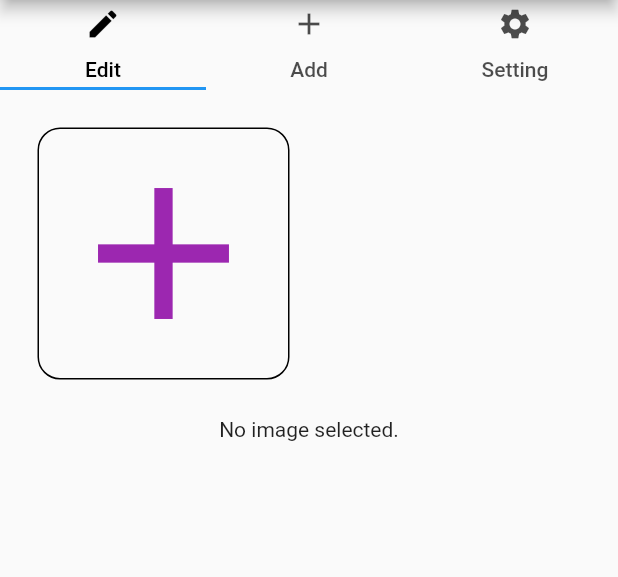
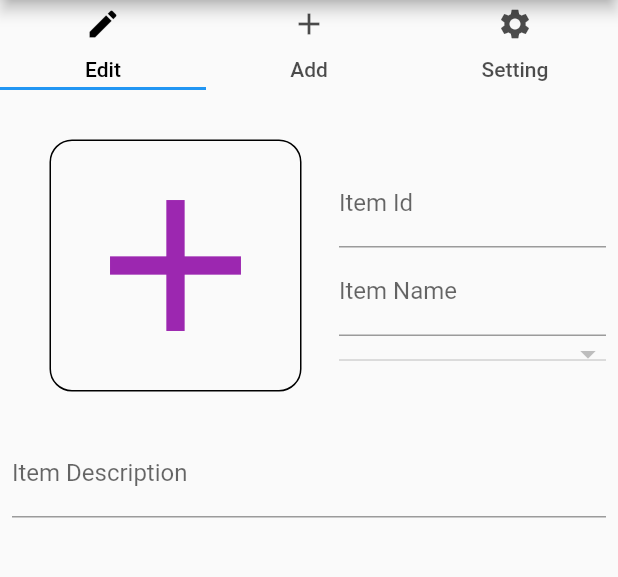
Before and after one commit to pratyushharsh/inv, a Flutter app: the ItemScreen screen opened directly, on a phone screen of 412 x 824 dp, the part 84-661 px from its top. Run offline on Flutter 3.47's test engine with Material 2 defaults, Android fonts, the phone set to English and light mode, and no system bars; our stand-ins replace bloc, equatable, flutter_bloc, flutter_image_compress, google_fonts, image_cropper and 2 more; accounts and stored records are empty.

Commit message:
Item Entity with bloc

```diff
--- /dev/null
+++ b/lib/bloc/item/bloc.dart
@@ -0,0 +1,3 @@
+export 'item_bloc.dart';
+export 'item_event.dart';
+export 'item_state.dart';
--- /dev/null
+++ b/lib/bloc/item/item_event.dart
@@ -0,0 +1,52 @@
+import 'package:equatable/equatable.dart';
+import 'package:inv/model/item.dart';
+import 'package:meta/meta.dart';
+
+@immutable
+abstract class ItemEvent extends Equatable {
+  const ItemEvent();
+
+  @override
+  List<Object> get props => [];
+}
+
+class ItemLoaded extends ItemEvent{}
+
+class ItemAdded extends ItemEvent {
+  final Item item;
+  ItemAdded({this.item});
+
+  @override
+  List<Object> get props => [item];
+
+  @override
+  String toString() {
+    return 'ItemAdded{item: $item}';
+  }
+}
+
+class ItemUpdated extends ItemEvent {
+  final Item item;
+  ItemUpdated({this.item});
+
+  @override
+  List<Object> get props => [item];
+
+  @override
+  String toString() {
+    return 'ItemUpdated{item: $item}';
+  }
+}
+
+class ItemDeleted extends ItemEvent {
+  final Item item;
+  ItemDeleted({this.item});
+
+  @override
+  List<Object> get props => [item];
+
+  @override
+  String toString() {
+    return 'ItemAdded{item: $item}';
+  }
+}
--- /dev/null
+++ b/lib/database/create_table.dart
@@ -0,0 +1,33 @@
+class DBCreate {
+  static String SQL = """
+
+CREATE TABLE ITEM_CATEGORY (
+    name        TEXT PRIMARY KEY NOT NULL,
+    description TEXT,
+    color       INTEGER
+);
+
+CREATE TABLE ITEM (
+    item_id  INTEGER PRIMARY KEY  NOT NULL,
+    name        TEXT,
+    description TEXT,
+    category TEXT DEFAULT NONE,
+    price REAL DEFAULT 0.0,
+    measure_required INTEGER DEFAULT 0,
+    non_inventory INTEGER DEFAULT 0,
+    dim_sys TEXT,
+    dim_1 REAL,
+    dim_2 REAL,
+    dim_3 REAL,
+    FOREIGN KEY(category) REFERENCES ITEM_CATEGORY(name) ON DELETE SET DEFAULT
+);
+
+CREATE TABLE ITEM_IMAGE (
+    item_id INTEGER,
+    sort INTEGER DEFAULT 10,
+    image_url TEXT,
+    FOREIGN KEY(item_id) REFERENCES ITEM(item_id) ON DELETE CASCADE
+);
+
+  """;
+}
--- /dev/null
+++ b/lib/entity/ItemEntity.dart
@@ -0,0 +1,55 @@
+class ItemEntity {
+  int itemId;
+  String name;
+  String description;
+  String category;
+  int price;
+  int measureRequired;
+  int nonInventory;
+  String dimSys;
+  int dim1;
+  int dim2;
+  int dim3;
+
+  ItemEntity({
+    this.itemId,
+    this.name,
+    this.description,
+    this.category,
+    this.price,
+    this.measureRequired,
+    this.nonInventory,
+    this.dimSys,
+    this.dim1,
+    this.dim2,
+    this.dim3,
+  });
+
+  factory ItemEntity.fromJson(Map<String, dynamic> json) => ItemEntity(
+    itemId: json["item_id"],
+    name: json["name"],
+    description: json["description"],
+    category: json["category"],
+    price: json["price"],
+    measureRequired: json["measure_required"],
+    nonInventory: json["non_inventory"],
+    dimSys: json["dim_sys"],
+    dim1: json["dim_1"],
+    dim2: json["dim_2"],
+    dim3: json["dim_3"],
+  );
+
+  Map<String, dynamic> toJson() => {
+    "item_id": itemId,
+    "name": name,
+    "description": description,
+    "category": category,
+    "price": price,
+    "measure_required": measureRequired,
+    "non_inventory": nonInventory,
+    "dim_sys": dimSys,
+    "dim_1": dim1,
+    "dim_2": dim2,
+    "dim_3": dim3,
+  };
+}
--- a/lib/entity/item_category_entity.dart
+++ b/lib/entity/item_category_entity.dart
@@ -1,25 +1,21 @@
 class ItemCategoryEntity {
-	int id;
 	String name;
 	String description;
 	int color;
 
 	ItemCategoryEntity({
-		this.id,
 		this.name,
 		this.description,
 		this.color,
 	});
 
 	factory ItemCategoryEntity.fromJson(Map<String, dynamic> json) => ItemCategoryEntity(
-		id: json["id"],
 		name: json["name"],
 		description: json["description"],
 		color: json["color"],
 	);
 
 	Map<String, dynamic> toJson() => {
-		"id": id,
 		"name": name,
 		"description": description,
 		"color": color,
--- /dev/null
+++ b/lib/model/item.dart
@@ -0,0 +1,102 @@
+import 'package:equatable/equatable.dart';
+import 'package:inv/entity/ItemEntity.dart';
+
+class Item extends Equatable {
+  int itemId;
+  String name;
+  String description;
+  String category;
+  int price;
+  int measureRequired;
+  int nonInventory;
+  String dimSys;
+  int dim1;
+  int dim2;
+  int dim3;
+
+  Item(
+      {this.itemId,
+      this.name,
+      this.description,
+      this.category,
+      this.price,
+      this.measureRequired,
+      this.nonInventory,
+      this.dimSys,
+      this.dim1,
+      this.dim2,
+      this.dim3});
+
+  Item copyWith(
+      {int itemId,
+      String name,
+      String description,
+      String category,
+      int price,
+      int measureRequired,
+      int nonInventory,
+      String dimSys,
+      int dim1,
+      int dim2,
+      int dim3}) {
+    return Item(
+      itemId: itemId ?? this.itemId,
+      name: name ?? this.name,
+      description: description ?? this.description,
+      category: category ?? this.category,
+      price: price ?? this.price,
+      measureRequired: measureRequired ?? this.measureRequired,
+      nonInventory: nonInventory ?? this.nonInventory,
+      dimSys: dimSys ?? this.dimSys,
+      dim1: dim1 ?? this.dim1,
+      dim2: dim2 ?? this.dim2,
+      dim3: dim3 ?? this.dim3,
+    );
+  }
+
+  @override
+  List<Object> get props => [
+        itemId,
+        name,
+        description,
+        category,
+        price,
+        measureRequired,
+        nonInventory,
+        dimSys,
+        dim1,
+        dim2,
+        dim3
+      ];
+
+  ItemEntity toEntity() {
+    return ItemEntity(
+        itemId: itemId,
+        name: name,
+        description: description,
+        category: category,
+        price: price,
+        measureRequired: measureRequired,
+        nonInventory: nonInventory,
+        dimSys: dimSys,
+        dim1: dim1,
+        dim2: dim2,
+        dim3: dim3);
+  }
+
+  static Item fromEntity(ItemEntity entity) {
+    return Item(
+      itemId: entity.itemId,
+      name: entity.name,
+      description: entity.description,
+      category: entity.category,
+      price: entity.price,
+      measureRequired: entity.measureRequired,
+      nonInventory: entity.nonInventory,
+      dimSys: entity.dimSys,
+      dim1: entity.dim1,
+      dim2: entity.dim2,
+      dim3: entity.dim3,
+    );
+  }
+}
--- a/lib/model/item_category.dart
+++ b/lib/model/item_category.dart
@@ -2,16 +2,14 @@ import 'package:equatable/equatable.dart';
 import 'package:inv/entity/item_category_entity.dart';
 
 class ItemCategory  extends Equatable{
-	int id;
   String name;
   String description;
   int color;
 
-	ItemCategory({this.id, this.name, this.description, this.color});
+	ItemCategory({ this.name, this.description, this.color});
 
 	ItemCategory copyWith({String name, String description, String color}) {
 		return ItemCategory(
-			id: this.id,
 			name: name ?? this.name,
 			description: description ?? this.description,
 			color: color ?? this.color
@@ -22,12 +20,11 @@ class ItemCategory  extends Equatable{
   List<Object> get props => [name, description, color];
 
 	ItemCategoryEntity toEntity() {
-		return ItemCategoryEntity(id: id, name: name, description: description, color: color);
+		return ItemCategoryEntity(name: name, description: description, color: color);
 	}
 
 	static ItemCategory fromEntity(ItemCategoryEntity entity) {
 		return ItemCategory(
-			id: entity.id,
 			name: entity.name,
 			description: entity.description,
 			color: entity.color
@@ -36,8 +33,6 @@ class ItemCategory  extends Equatable{
 
 	@override
 	String toString() {
-		return 'ItemCategory{id: $id, name: $name, description: $description, color: $color}';
+		return 'ItemCategory{name: $name, description: $description, color: $color}';
 	}
-
-
 }
--- a/lib/repository/item_repository.dart
+++ b/lib/repository/item_repository.dart
@@ -1,14 +1,14 @@
 import 'dart:async';
 import 'dart:core';
 
+import 'package:inv/entity/ItemEntity.dart';
 import 'package:inv/entity/item_category_entity.dart';
 import 'package:sqflite/sqflite.dart';
 
 class ItemRepository {
+
   final Database database;
   ItemRepository({this.database});
-
-  List<ItemCategoryEntity> item = [];
 
   Future<List<ItemCategoryEntity>> loadItemCategory() async {
     final List<Map<String, dynamic>> itmCategory = await database.query('ITEM_CATEGORY');
@@ -17,7 +17,7 @@ class ItemRepository {
     });
   }
 
-  Future<void> addItem(ItemCategoryEntity itm) async {
+  Future<void> addItemCategory(ItemCategoryEntity itm) async {
     await database.insert(
       'ITEM_CATEGORY',
       itm.toJson(),
@@ -25,21 +25,52 @@ class ItemRepository {
     );
   }
 
-  Future<void> updateItem(ItemCategoryEntity itm) async {
+  Future<void> updateItemCategory(ItemCategoryEntity itm) async {
     await database.update(
       'ITEM_CATEGORY',
       itm.toJson(),
-      where: "id = ?",
-      whereArgs: [itm.id],
+      where: "name = ?",
+      whereArgs: [itm.name],
     );
   }
 
-  Future<void> deleteItem(ItemCategoryEntity itm) async {
+  Future<void> deleteItemCategory(ItemCategoryEntity itm) async {
     await database.delete(
       'ITEM_CATEGORY',
-      where: "id = ?",
-      whereArgs: [itm.id]
+      where: "name = ?",
+      whereArgs: [itm.name]
     );
   }
 
+  Future<List<ItemEntity>> loadItems() async {
+    final List<Map<String, dynamic>> itm = await database.query('ITEM');
+    return List.generate(itm.length, (index) {
+      return ItemEntity.fromJson(itm[index]);
+    });
+  }
+
+  Future<List<ItemEntity>> addItem(ItemEntity itm) async {
+    database.insert(
+      'ITEM',
+      itm.toJson(),
+      conflictAlgorithm: ConflictAlgorithm.replace,
+    );
+  }
+
+  Future<void> updateItem(ItemEntity itm) async {
+    database.update(
+      'ITEM',
+      itm.toJson(),
+      where: "item_id = ?",
+      whereArgs: [itm.itemId],
+    );
+  }
+
+  Future<void> deleteItem(ItemEntity itm) async {
+    database.delete(
+      'ITEM',
+      where: "item_id = ?",
+      whereArgs: [itm.itemId],
+    );
+  }
 }
--- a/lib/screen/item_screen/tab1.dart
+++ b/lib/screen/item_screen/tab1.dart
@@ -1,7 +1,14 @@
 import 'dart:io';
 
+import 'package:flutter/cupertino.dart';
 import 'package:flutter/material.dart';
+import 'package:flutter_bloc/flutter_bloc.dart';
+import 'package:flutter_image_compress/flutter_image_compress.dart';
+import 'package:image_cropper/image_cropper.dart';
 import 'package:image_picker/image_picker.dart';
+import 'package:inv/bloc/item_category/bloc.dart';
+import 'package:inv/model/item_category.dart';
+import 'package:inv/repository/item_repository.dart';
 
 class ItemTabA extends StatefulWidget {
   @override
@@ -9,50 +16,168 @@ class ItemTabA extends StatefulWidget {
 }
 
 class _ItemTabAState extends State<ItemTabA> {
+  File _image;
+  ItemCategory _cat;
 
-  File _image;
+  TextEditingController _idController;
+  TextEditingController _nameController;
+  TextEditingController _descController;
 
-  Future getImage() async {
+//  @TODO Deleting the cached image created
+  Future getImage(ImageSource imgSrc) async {
     print('Opening camera');
-    var image = await ImagePicker.pickImage(source: ImageSource.camera);
+    var image = await ImagePicker.pickImage(source: imgSrc);
+    print(image.lengthSync());
+    File croppedImage = await ImageCropper.cropImage(
+      sourcePath: image.path,
+      aspectRatioPresets: [
+        CropAspectRatioPreset.square,
+      ],
+      maxHeight: 512,
+      compressQuality: 30,
+      cropStyle: CropStyle.rectangle,
+    );
+//    image.deleteSync();
 
+//    File result = await FlutterImageCompress.compressAndGetFile(
+//      croppedImage.path, croppedImage.path,
+//      quality: 50,
+//    );
+//    print(result.lengthSync());
     setState(() {
-      _image = image;
+      _image = croppedImage;
     });
+  }
+
+  @override
+  void initState() {
+    super.initState();
   }
 
   @override
   Widget build(BuildContext context) {
     return SingleChildScrollView(
+      padding: EdgeInsets.all(8.0),
       child: Column(
         children: [
           Row(
             children: [
               Container(
                 decoration: BoxDecoration(
-                  border: Border.all(),
-                  borderRadius: BorderRadius.circular(15)
-                ),
+                    border: Border.all(),
+                    borderRadius: BorderRadius.circular(15)),
                 margin: EdgeInsets.all(25),
                 child: Center(
-                  child: IconButton(
-                    iconSize: 150,
-                    alignment: Alignment.center,
-                    color: Colors.purple,
-                    icon: Icon(Icons.add,),
-                    onPressed: () async { await getImage();},
-                  ),
+                  child: _image == null
+                      ? IconButton(
+                          iconSize: 150,
+                          alignment: Alignment.center,
+                          color: Colors.purple,
+                          icon: Icon(
+                            Icons.add,
+                          ),
+                          onPressed: () {
+                            _buildModal(context);
+                          },
+                        )
+                      : SizedBox(
+                          height: 150,
+                          width: 150,
+                          child: ClipRRect(
+                            borderRadius: BorderRadius.circular(15.0),
+                            child: Image.file(
+                              _image,
+                              fit: BoxFit.contain,
+                            ),
+                          )),
+                ),
+              ),
+              Expanded(
+                child: Column(
+                  children: [
+                    TextField(
+                      keyboardType: TextInputType.numberWithOptions(signed: true, decimal: false),
+                      controller: _idController,
+                      decoration: InputDecoration(labelText: "Item Id"),
+                    ),
+                    TextField(
+                      controller: _nameController,
+                      decoration: InputDecoration(labelText: "Item Name"),
+                    ),
+                    FutureBuilder<List<ItemCategory>>(
+                      future: BlocProvider.of<ItemCategoryBloc>(context)
+                          .getAllItemCategory(),
+                      builder: (context, snapshot) {
+                        if (snapshot.hasData) {
+                          print(snapshot.data);
+                          return DropdownButton<ItemCategory>(
+                            isExpanded: true,
+                            value: _cat,
+                            items: snapshot.data.map((ItemCategory itmCat) {
+                              return new DropdownMenuItem<ItemCategory>(
+                                value: itmCat,
+                                child: Container(
+                                  width: double.maxFinite,
+                                  padding: EdgeInsets.all(8.0),
+                                  margin: EdgeInsets.all(5.0),
+                                  child: Text(itmCat.name),
+                                  decoration: BoxDecoration(
+                                    color: Color(itmCat.color).withAlpha(180),
+                                    borderRadius: BorderRadius.circular(5)
+                                  ),
+                                ),
+                              );
+                            }).toList(),
+                            onChanged: (val) {
+                              setState(() {
+                                _cat = val;
+                              });
+                            },
+                          );
+                        }
+                        return Container();
+                      },
+                    ),
+                  ],
                 ),
               ),
             ],
           ),
-          Center(
-            child: _image == null
-                ? Text('No image selected.')
-                : Image.file(_image),
+          TextField(
+            controller: _descController,
+            decoration: InputDecoration(labelText: "Item Description"),
           ),
         ],
       ),
     );
   }
+
+  _buildModal(BuildContext context) {
+    showModalBottomSheet(
+        context: context,
+        builder: (BuildContext bc) {
+          return Container(
+            child: Wrap(
+              children: [
+                ListTile(
+                  leading: Icon(Icons.photo_camera),
+                  title: Text('Camera'),
+                  onTap: () async {
+                    await getImage(ImageSource.camera);
+                    Navigator.pop(bc);
+                  },
+                ),
+                ListTile(
+                  leading: Icon(Icons.filter),
+                  title: Text('Gallery'),
+                  onTap: () async {
+                    await getImage(ImageSource.gallery);
+                    Navigator.pop(bc);
+                  },
+                )
+              ],
+            ),
+          );
+        });
+  }
 }
```
Also changed, not shown: lib/bloc/item/item_bloc.dart (added, +55 -0 lines), lib/bloc/item/item_state.dart (added, +29 -0 lines), lib/bloc/item_category/item_category_bloc.dart (+8 -3 lines), lib/main.dart (+11 -4 lines).
